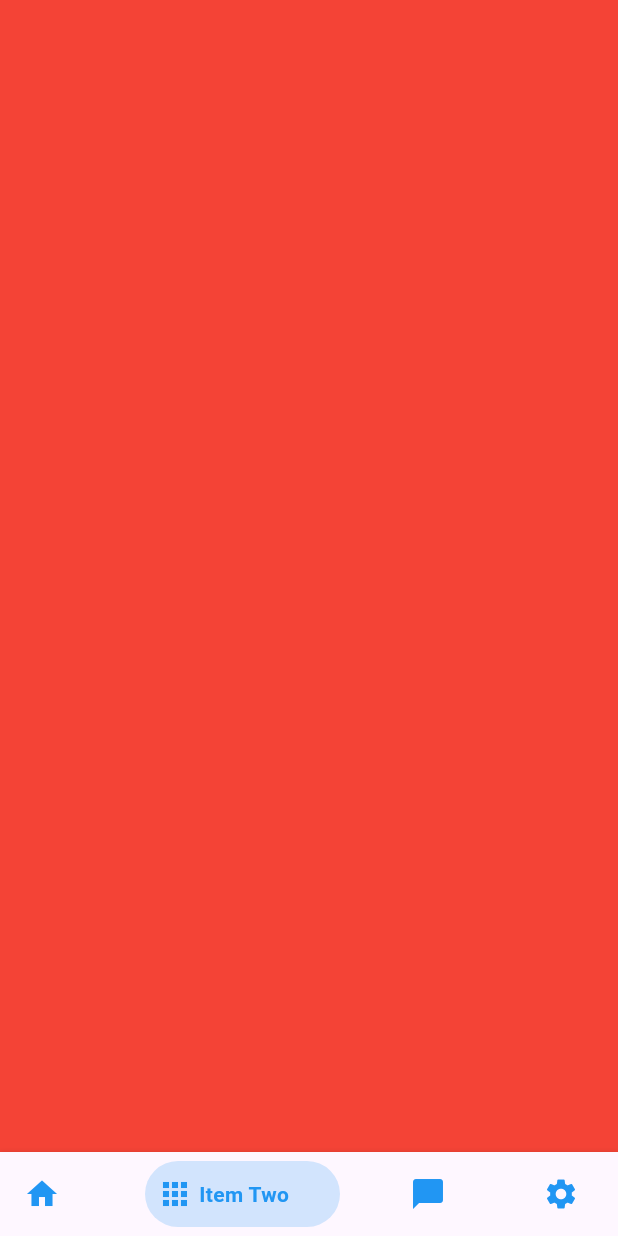
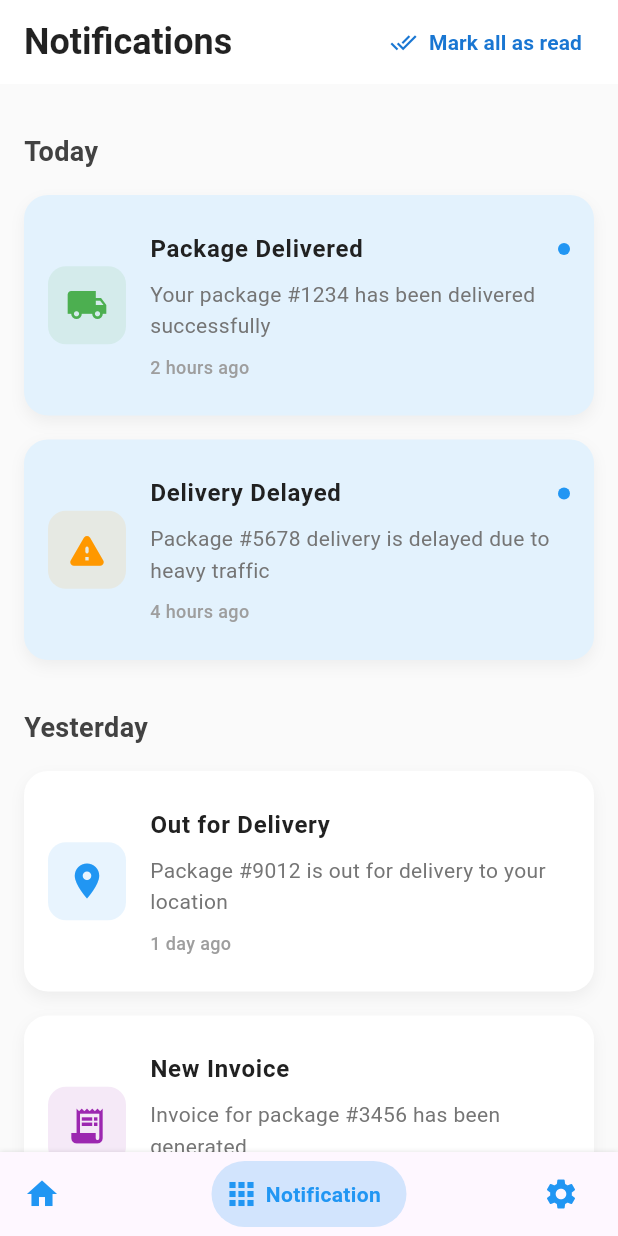
Before and after one commit to AbdulsemedM/Courier-App, a Flutter app: the DashboardScreen screen opened directly, swiped to page 2, on a phone screen of 412 x 824 dp. Run offline on Flutter 3.47's test engine with Material 3 defaults, Android fonts, the phone set to English and light mode, and no system bars; drawn by our look-alikes of bottom_navy_bar; our stand-ins replace flutter_bloc, flutter_secure_storage; accounts and stored records are empty; Roboto replaces fonts that are missing (Poppins).

Commit message:
dashbord, home, setting, notification

```diff
--- a/lib/features/dashboard/presentation/dashboard_screen.dart
+++ b/lib/features/dashboard/presentation/dashboard_screen.dart
@@ -1,4 +1,7 @@
 import 'package:bottom_navy_bar/bottom_navy_bar.dart';
+import 'package:courier_app/features/home_screen/presentation/screen/home_screen.dart';
+import 'package:courier_app/features/notification_screen/presentation/screen/notification_screen.dart';
+import 'package:courier_app/features/settings_screen/presentation/screen/settings_screen.dart';
 import 'package:flutter/material.dart';
 
 class DashboardScreen extends StatefulWidget {
@@ -34,19 +37,10 @@ class _DashboardScreenState extends State<DashboardScreen> {
           onPageChanged: (index) {
             setState(() => _currentIndex = index);
           },
-          children: <Widget>[
-            Container(
-              color: Colors.blueGrey,
-            ),
-            Container(
-              color: Colors.red,
-            ),
-            Container(
-              color: Colors.green,
-            ),
-            Container(
-              color: Colors.blue,
-            ),
+          children: const <Widget>[
+            HomeScreen(),
+            NotificationScreen(),
+            SettingsScreen(),
           ],
         ),
       ),
@@ -57,12 +51,12 @@ class _DashboardScreenState extends State<DashboardScreen> {
           _pageController.jumpToPage(index);
         },
         items: <BottomNavyBarItem>[
-          BottomNavyBarItem(title: Text('Item One'), icon: Icon(Icons.home)),
-          BottomNavyBarItem(title: Text('Item Two'), icon: Icon(Icons.apps)),
           BottomNavyBarItem(
-              title: Text('Item Three'), icon: Icon(Icons.chat_bubble)),
+              title: const Text('Home'), icon: const Icon(Icons.home)),
           BottomNavyBarItem(
-              title: Text('Item Four'), icon: Icon(Icons.settings)),
+              title: const Text('Notification'), icon: const Icon(Icons.apps)),
+          BottomNavyBarItem(
+              title: const Text('Settings'), icon: const Icon(Icons.settings)),
         ],
       ),
     );
--- /dev/null
+++ b/lib/features/notification_screen/presentation/screen/notification_screen.dart
@@ -0,0 +1,121 @@
+import 'package:flutter/material.dart';
+import '../widget/notification_widget.dart';
+
+class NotificationScreen extends StatefulWidget {
+  const NotificationScreen({super.key});
+
+  @override
+  State<NotificationScreen> createState() => _NotificationScreenState();
+}
+
+class _NotificationScreenState extends State<NotificationScreen> {
+  @override
+  Widget build(BuildContext context) {
+    return Scaffold(
+      backgroundColor: Colors.grey.shade50,
+      appBar: AppBar(
+        elevation: 0,
+        backgroundColor: Colors.white,
+        title: const Text(
+          'Notifications',
+          style: TextStyle(
+            fontSize: 24,
+            fontWeight: FontWeight.bold,
+            color: Colors.black87,
+          ),
+        ),
+        actions: [
+          TextButton.icon(
+            onPressed: () {
+              // Handle mark all as read
+            },
+            icon: Icon(Icons.done_all, color: Colors.blue.shade700),
+            label: Text(
+              'Mark all as read',
+              style: TextStyle(
+                color: Colors.blue.shade700,
+                fontWeight: FontWeight.w600,
+              ),
+            ),
+          ),
+          const SizedBox(width: 8),
+        ],
+      ),
+      body: ListView(
+        padding: const EdgeInsets.all(16),
+        children: [
+          NotificationWidgets.buildDateHeader('Today'),
+          NotificationWidgets.buildNotificationItem(
+            icon: Icons.local_shipping,
+            color: Colors.green,
+            title: 'Package Delivered',
+            description: 'Your package #1234 has been delivered successfully',
+            time: '2 hours ago',
+            isUnread: true,
+            onTap: () {
+              // Handle notification tap
+            },
+          ),
+          NotificationWidgets.buildNotificationItem(
+            icon: Icons.warning_rounded,
+            color: Colors.orange,
+            title: 'Delivery Delayed',
+            description:
+                'Package #5678 delivery is delayed due to heavy traffic',
+            time: '4 hours ago',
+            isUnread: true,
+            onTap: () {
+              // Handle notification tap
+            },
+          ),
+          NotificationWidgets.buildDateHeader('Yesterday'),
+          NotificationWidgets.buildNotificationItem(
+            icon: Icons.location_on,
+            color: Colors.blue,
+            title: 'Out for Delivery',
+            description: 'Package #9012 is out for delivery to your location',
+            time: '1 day ago',
+            isUnread: false,
+            onTap: () {
+              // Handle notification tap
+            },
+          ),
+          NotificationWidgets.buildNotificationItem(
+            icon: Icons.receipt_long,
+            color: Colors.purple,
+            title: 'New Invoice',
+            description: 'Invoice for package #3456 has been generated',
+            time: '1 day ago',
+            isUnread: false,
+            onTap: () {
+              // Handle notification tap
+            },
+          ),
+          NotificationWidgets.buildDateHeader('Older'),
+          NotificationWidgets.buildNotificationItem(
+            icon: Icons.discount_rounded,
+            color: Colors.pink,
+            title: 'Special Offer',
+            description: 'Get 20% off on your next international shipment',
+            time: '3 days ago',
+            isUnread: false,
+            onTap: () {
+              // Handle notification tap
+            },
+          ),
+          NotificationWidgets.buildNotificationItem(
+            icon: Icons.rate_review,
+            color: Colors.teal,
+            title: 'Rate Your Experience',
+            description: 'How was your experience with delivery #7890?',
+            time: '5 days ago',
+            isUnread: false,
+            onTap: () {
+              // Handle notification tap
+            },
+          ),
+        ],
+      ),
+    );
+  }
+}
--- /dev/null
+++ b/lib/features/notification_screen/presentation/widget/notification_widget.dart
@@ -0,0 +1,106 @@
+import 'package:flutter/material.dart';
+
+class NotificationWidgets {
+  static Widget buildDateHeader(String date) {
+    return Padding(
+      padding: const EdgeInsets.symmetric(vertical: 16.0),
+      child: Text(
+        date,
+        style: TextStyle(
+          fontSize: 18,
+          fontWeight: FontWeight.bold,
+          color: Colors.grey.shade800,
+        ),
+      ),
+    );
+  }
+
+  static Widget buildNotificationItem({
+    required IconData icon,
+    required Color color,
+    required String title,
+    required String description,
+    required String time,
+    required bool isUnread,
+    VoidCallback? onTap,
+  }) {
+    return Container(
+      margin: const EdgeInsets.only(bottom: 16),
+      decoration: BoxDecoration(
+        color: isUnread ? Colors.blue.shade50 : Colors.white,
+        borderRadius: BorderRadius.circular(16),
+        boxShadow: [
+          BoxShadow(
+            color: Colors.black.withOpacity(0.05),
+            blurRadius: 8,
+            offset: const Offset(0, 4),
+          ),
+        ],
+      ),
+      child: ListTile(
+        contentPadding: const EdgeInsets.all(16),
+        leading: Container(
+          padding: const EdgeInsets.all(12),
+          decoration: BoxDecoration(
+            color: color.withOpacity(0.1),
+            borderRadius: BorderRadius.circular(12),
+          ),
+          child: Icon(
+            icon,
+            color: color,
+            size: 28,
+          ),
+        ),
+        title: Padding(
+          padding: const EdgeInsets.only(bottom: 8.0),
+          child: Row(
+            children: [
+              Expanded(
+                child: Text(
+                  title,
+                  style: TextStyle(
+                    fontSize: 16,
+                    fontWeight: isUnread ? FontWeight.bold : FontWeight.w600,
+                    color: Colors.grey.shade900,
+                  ),
+                ),
+              ),
+              if (isUnread)
+                Container(
+                  width: 8,
+                  height: 8,
+                  decoration: BoxDecoration(
+                    color: Colors.blue,
+                    borderRadius: BorderRadius.circular(4),
+                  ),
+                ),
+            ],
+          ),
+        ),
+        subtitle: Column(
+          crossAxisAlignment: CrossAxisAlignment.start,
+          children: [
+            Text(
+              description,
+              style: TextStyle(
+                fontSize: 14,
+                color: Colors.grey.shade600,
+                height: 1.5,
+              ),
+            ),
+            const SizedBox(height: 8),
+            Text(
+              time,
+              style: TextStyle(
+                fontSize: 12,
+                color: Colors.grey.shade500,
+                fontWeight: FontWeight.w500,
+              ),
+            ),
+          ],
+        ),
+        onTap: onTap,
+      ),
+    );
+  }
+}
```
Also changed, not shown: lib/features/home_screen/presentation/screen/home_screen.dart (added, +177 -0 lines), lib/features/home_screen/presentation/widget/home_widgets.dart (added, +93 -0 lines), lib/features/settings_screen/presentation/screen/settings_screen.dart (added, +19 -0 lines).
